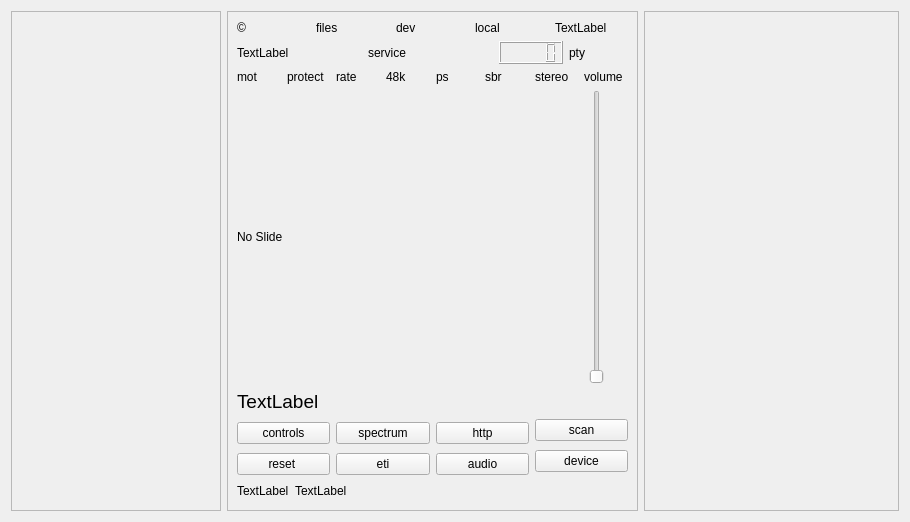
The window that sources/main/forms-v7/dabradio-6.ui (JvanKatwijk/qt-dab) describes before a commit, drawn with Qt 5.
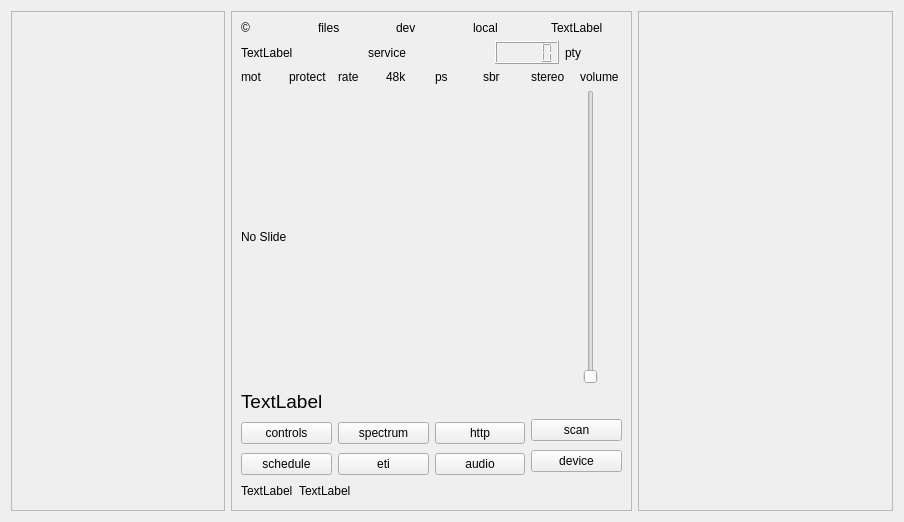
The same window after the commit. Custom widgets are drawn as their Qt base class.

```diff
--- a/sources/main/forms-v7/dabradio-6.ui
+++ b/sources/main/forms-v7/dabradio-6.ui
@@ -6,13 +6,13 @@
    <rect>
     <x>0</x>
     <y>0</y>
-    <width>877</width>
-    <height>491</height>
+    <width>880</width>
+    <height>500</height>
    </rect>
   </property>
   <property name="maximumSize">
    <size>
-    <width>885</width>
+    <width>880</width>
     <height>500</height>
    </size>
   </property>
@@ -24,13 +24,13 @@
     <widget class="QFrame" name="the_newFrame">
      <property name="minimumSize">
       <size>
-       <width>210</width>
+       <width>214</width>
        <height>500</height>
       </size>
      </property>
      <property name="maximumSize">
       <size>
-       <width>210</width>
+       <width>215</width>
        <height>500</height>
       </size>
      </property>
@@ -46,13 +46,13 @@
     <widget class="QFrame" name="frame">
      <property name="minimumSize">
       <size>
-       <width>411</width>
+       <width>401</width>
        <height>500</height>
       </size>
      </property>
      <property name="maximumSize">
       <size>
-       <width>411</width>
+       <width>401</width>
        <height>500</height>
       </size>
      </property>
@@ -351,7 +351,7 @@
         <item row="2" column="0">
          <widget class="smallPushButton" name="resetButton">
           <property name="text">
-           <string>reset </string>
+           <string>schedule</string>
           </property>
          </widget>
         </item>
```
Left out of the diff: 16 changed lines with no effect on the pictures.
